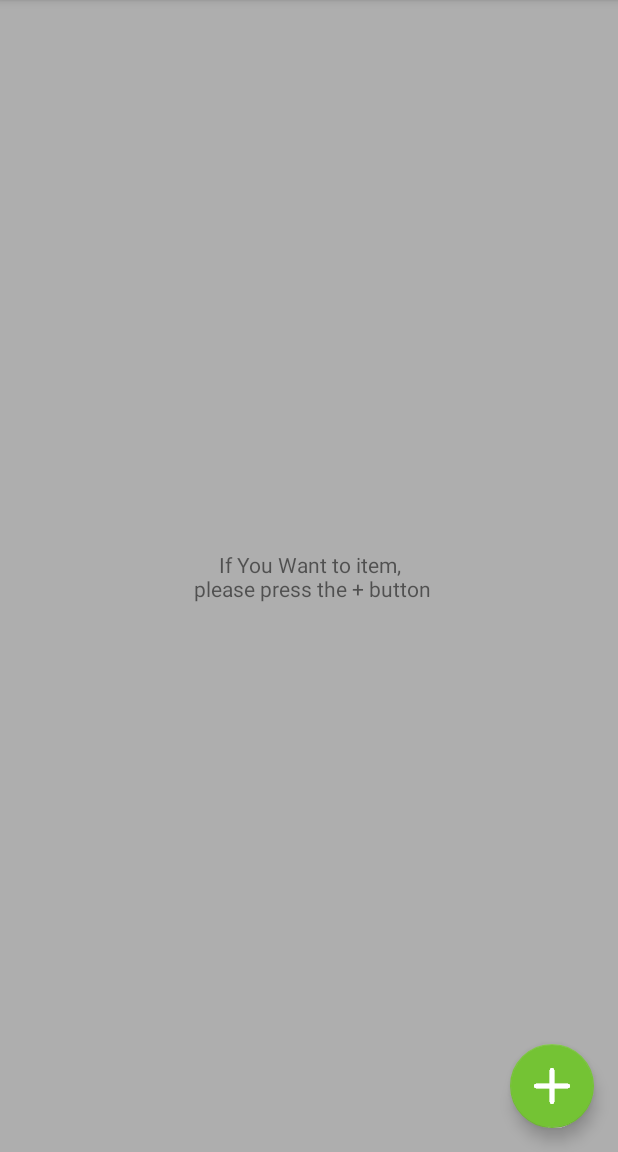
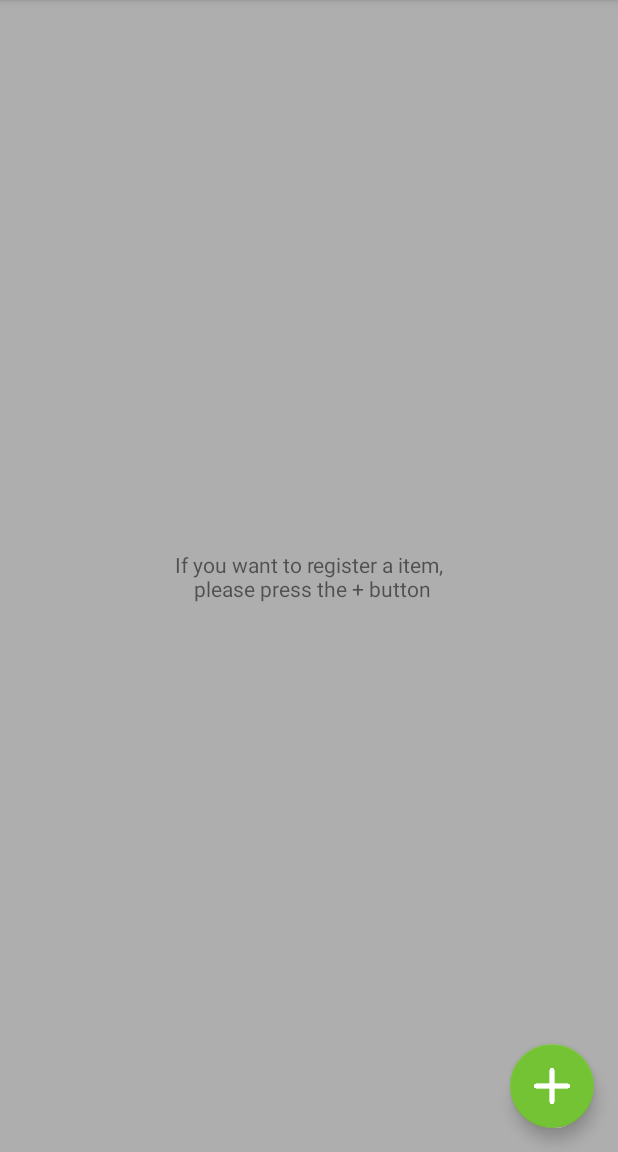
Before and after one commit to PureChild/AMATA, an Android app: the screen it shows after launch (MainActivity), on a phone screen of 412 x 824 dp, the part 84-1236 px from its top. Run offline under Robolectric (Android 15) with nearby library versions, the phone set to English and light mode, and no system bars.

Commit message:
메인 문구 수정

```diff
--- a/AMATA/app/src/main/res/layout/content_main.xml
+++ b/AMATA/app/src/main/res/layout/content_main.xml
@@ -12,7 +12,7 @@
     <TextView
         android:layout_width="wrap_content"
         android:layout_height="wrap_content"
-        android:text="If You Want to item,\n please press the + button"
+        android:text="If you want to register a item,\n please press the + button"
         android:textAlignment="center"
         app:layout_constraintBottom_toBottomOf="parent"
         app:layout_constraintLeft_toLeftOf="parent"
```
